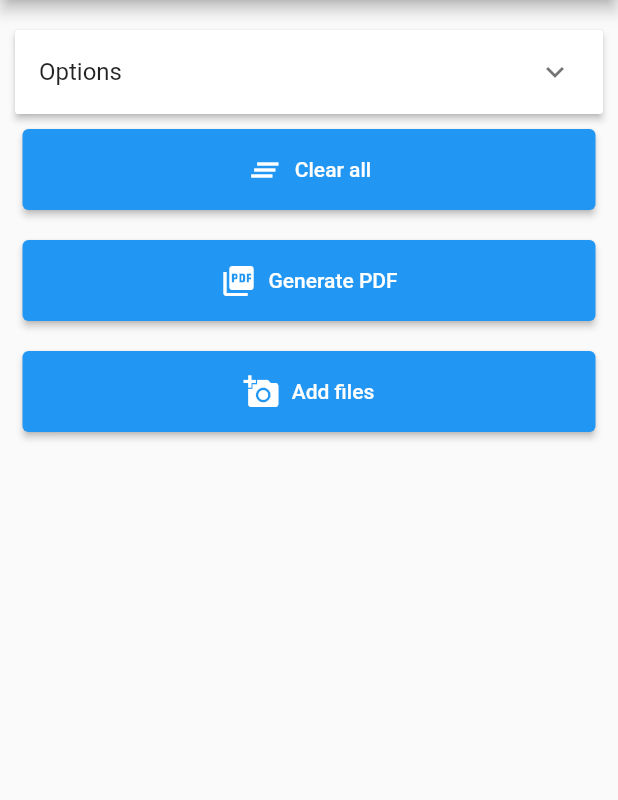
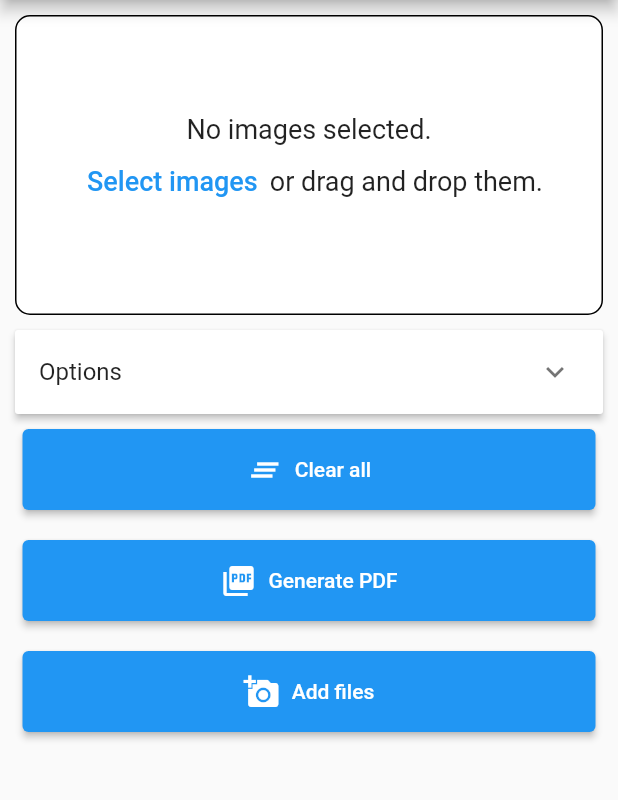
Before and after one commit to Suven-p/img2pdf, a Flutter app: the screen it shows after launch, on a phone screen of 412 x 824 dp, the part 84-884 px from its top. Run offline on Flutter 3.47's test engine with Material 2 defaults, Android fonts, the phone set to English and light mode, and no system bars; our stand-ins replace file_picker, pdf, permission_handler, reorderable_grid_view; missing offline and left inert: desktop_window, file_selector.

Commit message:
Add default container when no files are selected

```diff
--- a/lib/widgets/image_view.dart
+++ b/lib/widgets/image_view.dart
@@ -3,20 +3,48 @@ import 'package:flutter/material.dart';
 import 'package:file_selector/file_selector.dart';
 import 'package:flutter/foundation.dart' show kIsWeb;
 import 'package:reorderable_grid_view/reorderable_grid_view.dart';
+import '../utils/open_image.dart';
 
 class ImageView extends StatelessWidget {
-  ImageView({Key? key, required this.images, required this.reorderHandler})
+  ImageView(
+      {Key? key,
+      required this.images,
+      required this.reorderHandler,
+      required this.setImages})
       : super(key: key);
 
   final List<XFile> images;
   final Function(int, int) reorderHandler;
+  final Function setImages;
 
   @override
   Widget build(BuildContext context) {
-    // TODO: Implement No image selected
-    // Without this android threw an error
+    TextStyle text_style = TextStyle(fontSize: 18);
     if (images.isEmpty) {
-      return Container();
+      return Container(
+        decoration: BoxDecoration(
+            color: Colors.white,
+            border: Border.all(color: Colors.black, width: 1),
+            borderRadius: BorderRadius.all(Radius.circular(10))),
+        constraints: BoxConstraints(minHeight: 200, minWidth: 100),
+        child: Column(mainAxisAlignment: MainAxisAlignment.center, children: [
+          Text(
+            'No images selected.',
+            style: text_style,
+          ),
+          Row(mainAxisAlignment: MainAxisAlignment.center, children: [
+            TextButton(
+              child: Text('Select images', style: text_style),
+              onPressed: () async {
+                List<XFile>? files = await openImageFile(context);
+                if (files == null) return;
+                setImages(files);
+              },
+            ),
+            Text('or drag and drop them.', style: text_style),
+          ]),
+        ]),
+      );
     }
     return Container(
       constraints: BoxConstraints(
```
